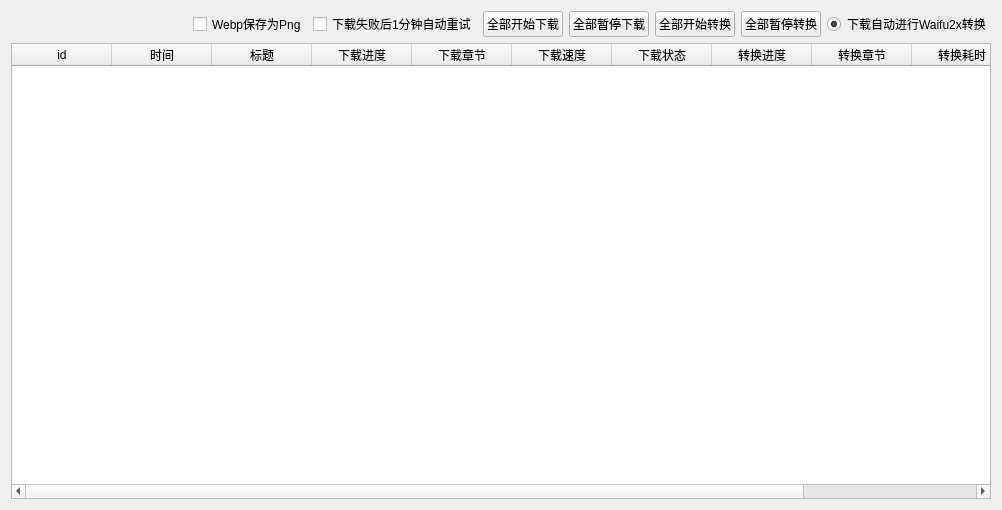
Old version of the form ui/ui_download.ui in the repository tonquer/JMComic-qt.
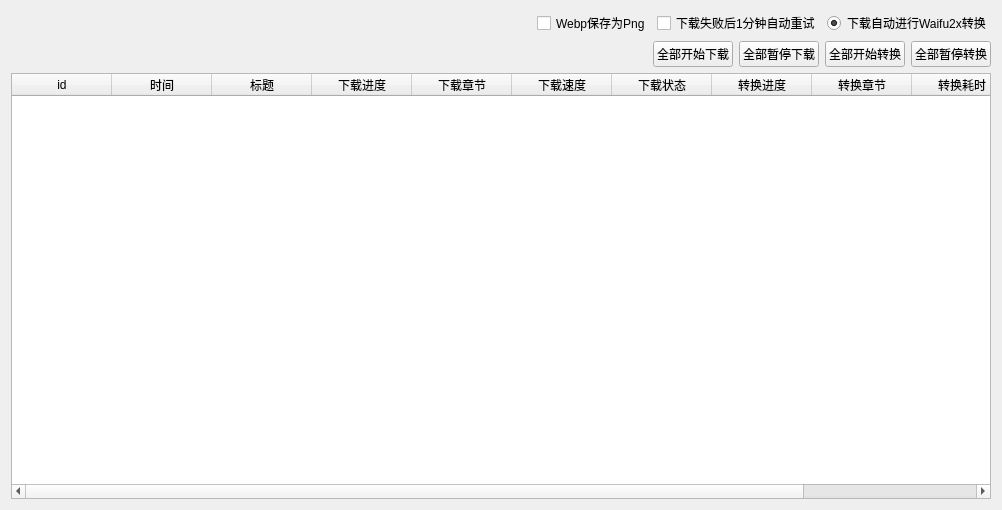
New version of the form.

What changed in the file:
```diff
--- a/ui/ui_download.ui
+++ b/ui/ui_download.ui
@@ -15,11 +15,9 @@
   </property>
   <layout class="QGridLayout" name="gridLayout_2">
    <item row="0" column="0">
-    <layout class="QGridLayout" name="gridLayout">
-     <item row="2" column="0">
-      <layout class="QHBoxLayout" name="horizontalLayout">
+    <layout class="QHBoxLayout" name="horizontalLayout_3">
        <item>
-        <spacer name="horizontalSpacer">
+      <spacer name="horizontalSpacer_2">
          <property name="orientation">
           <enum>Qt::Horizontal</enum>
          </property>
@@ -46,6 +44,38 @@
         </widget>
        </item>
        <item>
+      <widget class="QRadioButton" name="radioButton">
+       <property name="enabled">
+        <bool>true</bool>
+       </property>
+       <property name="text">
+        <string>下载自动进行Waifu2x转换</string>
+       </property>
+       <property name="checked">
+        <bool>true</bool>
+       </property>
+      </widget>
+     </item>
+    </layout>
+   </item>
+   <item row="3" column="0">
+    <layout class="QGridLayout" name="gridLayout">
+     <item row="2" column="0">
+      <layout class="QHBoxLayout" name="horizontalLayout">
+       <item>
+        <spacer name="horizontalSpacer">
+         <property name="orientation">
+          <enum>Qt::Horizontal</enum>
+         </property>
+         <property name="sizeHint" stdset="0">
+          <size>
+           <width>40</width>
+           <height>20</height>
+          </size>
+         </property>
+        </spacer>
+       </item>
+       <item>
         <widget class="QPushButton" name="pushButton">
          <property name="text">
           <string>全部开始下载</string>
@@ -73,19 +103,6 @@
          </property>
         </widget>
        </item>
-       <item>
-        <widget class="QRadioButton" name="radioButton">
-         <property name="enabled">
-          <bool>true</bool>
-         </property>
-         <property name="text">
-          <string>下载自动进行Waifu2x转换</string>
-         </property>
-         <property name="checked">
-          <bool>true</bool>
-         </property>
-        </widget>
-       </item>
       </layout>
      </item>
      <item row="5" column="0">
```
Lines whose indentation alone changed are shown as unchanged.
